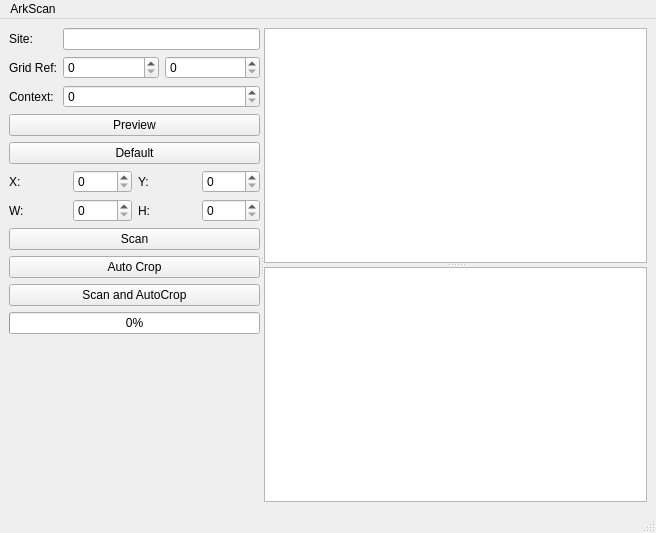
First picture: the form in ArkScanMainWindow.ui, repository lparchaeology/ArkScan, before the edit.
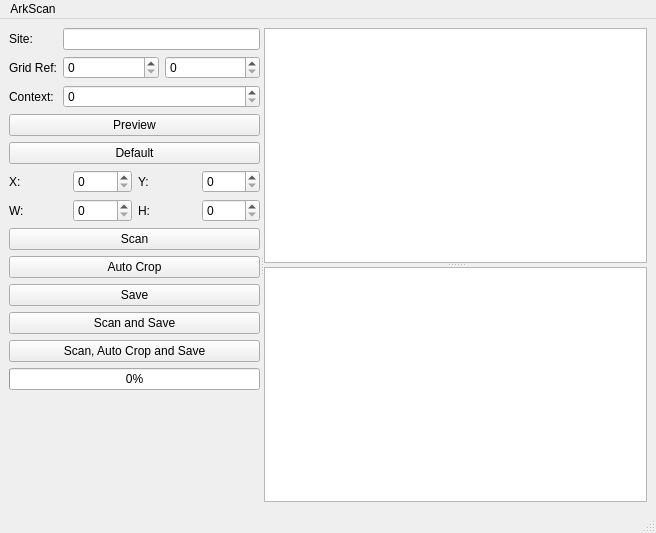
Second picture: the form after the edit.

Commit message: Improve scanimage call

What changed in the file:
```diff
--- a/ArkScanMainWindow.ui
+++ b/ArkScanMainWindow.ui
@@ -20,7 +20,7 @@
       <property name="orientation">
        <enum>Qt::Horizontal</enum>
       </property>
-      <widget class="QWidget" name="">
+      <widget class="QWidget" name="layoutWidget">
        <layout class="QVBoxLayout" name="verticalLayout">
         <item>
          <layout class="QFormLayout" name="formLayout">
@@ -166,7 +166,21 @@
         <item>
          <widget class="QPushButton" name="m_autoscanButton">
           <property name="text">
-           <string>Scan and AutoCrop</string>
+           <string>Save</string>
+          </property>
+         </widget>
+        </item>
+        <item>
+         <widget class="QPushButton" name="m_scanSaveButton">
+          <property name="text">
+           <string>Scan and Save</string>
+          </property>
+         </widget>
+        </item>
+        <item>
+         <widget class="QPushButton" name="m_allButton">
+          <property name="text">
+           <string>Scan, Auto Crop and Save</string>
           </property>
          </widget>
         </item>
```
Left out of the diff: 6 changed lines with no effect on the pictures. The commit also changes 2 other files.
